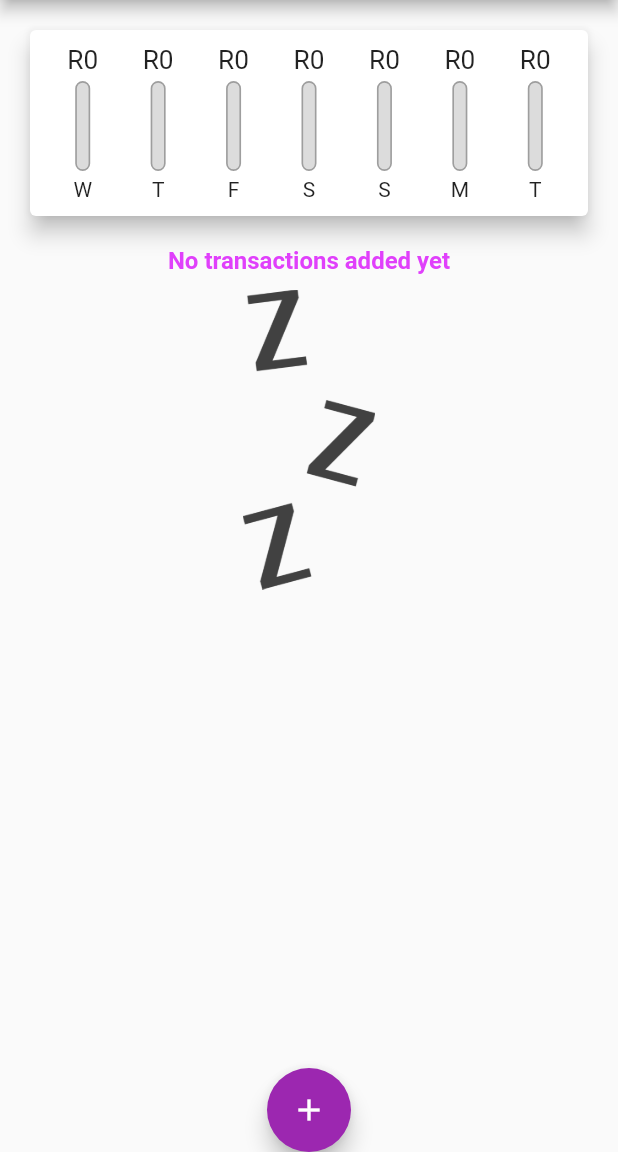
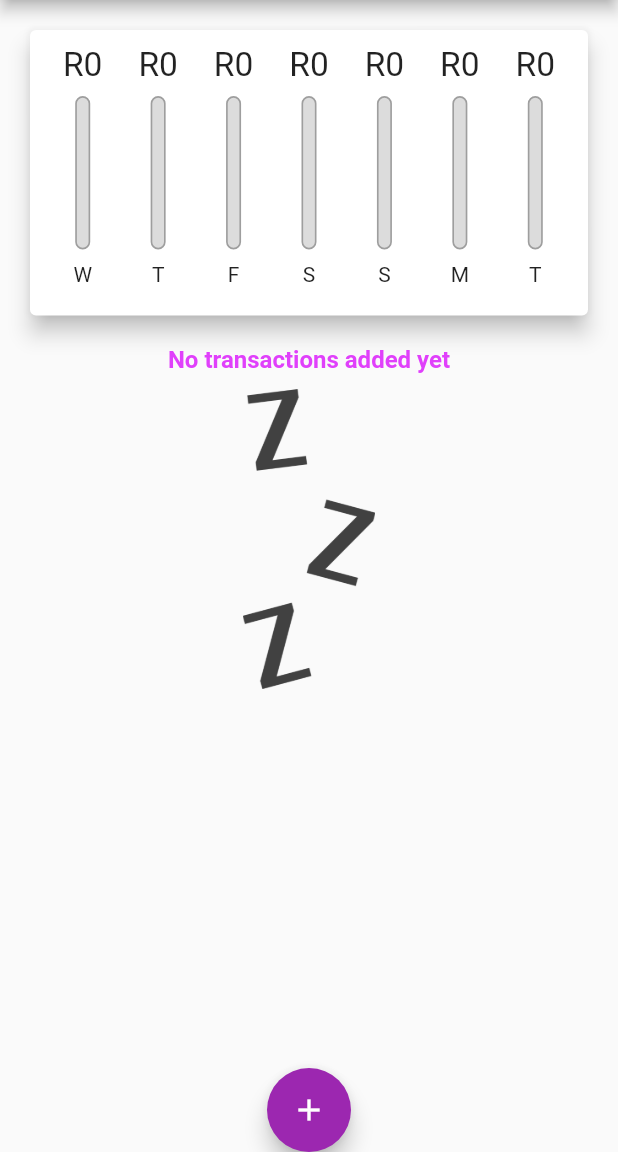
Before and after one commit to IMabuza/expense-planner-android, a Flutter app: the screen it shows after launch, on a phone screen of 412 x 824 dp, the part 84-1236 px from its top. Run offline on Flutter 3.47's test engine with Material 2 defaults, Android fonts, the phone set to English and light mode, and no system bars.

Commit message:
make app responsible

```diff
--- a/lib/main.dart
+++ b/lib/main.dart
@@ -1,11 +1,18 @@
+import 'package:flutter/gestures.dart';
 import 'package:flutter/material.dart';
+import 'package:flutter/services.dart';
 import 'package:planner_gas/widgets/TransactionList.dart';
 import 'package:planner_gas/widgets/chart.dart';
 import 'package:planner_gas/widgets/new_transaction.dart';
 
 import 'models/Transaction.dart';
 
-void main() => runApp(MyApp());
+void main() {
+  WidgetsFlutterBinding.ensureInitialized();
+  SystemChrome.setPreferredOrientations(
+      [DeviceOrientation.portraitUp, DeviceOrientation.portraitDown]);
+  runApp(MyApp());
+}
 
 class MyApp extends StatelessWidget {
   @override
@@ -66,23 +73,34 @@ class _MyHomePageState extends State<MyHomePage> {
 
   @override
   Widget build(BuildContext context) {
+    final appBar = AppBar(
+      title: const Text('Expense Planner'),
+      actions: [
+        IconButton(
+            onPressed: () => showAddTransactionBottomSheet(context),
+            icon: Icon(Icons.add))
+      ],
+    );
     return Scaffold(
-      appBar: AppBar(
-        title: const Text('Expense Planner'),
-        actions: [
-          IconButton(
-              onPressed: () => showAddTransactionBottomSheet(context),
-              icon: Icon(Icons.add))
-        ],
-      ),
+      appBar: appBar,
       body: SingleChildScrollView(
         child: Column(
           children: [
             Container(
               width: double.infinity,
-              child: Chart(_recentTransactions),
+              child: Container(
+                  height: (MediaQuery.of(context).size.height -
+                          appBar.preferredSize.height -
+                          MediaQuery.of(context).padding.top) *
+                      0.3,
+                  child: Chart(_recentTransactions)),
             ),
-            TransactionList(_userTransactions, _deleteTransaction)
+            Container(
+                height: (MediaQuery.of(context).size.height -
+                        appBar.preferredSize.height -
+                        MediaQuery.of(context).padding.top) *
+                    0.7,
+                child: TransactionList(_userTransactions, _deleteTransaction))
           ],
         ),
       ),
--- a/lib/widgets/TransactionList.dart
+++ b/lib/widgets/TransactionList.dart
@@ -9,9 +9,7 @@ class TransactionList extends StatelessWidget {
 
   @override
   Widget build(BuildContext context) {
-    return Container(
-        height: 400,
-        child: transactions.isEmpty
+    return transactions.isEmpty
         ? Column(
             children: [
               Text(
@@ -49,8 +47,8 @@ class TransactionList extends StatelessWidget {
                     transactions[index].title,
                     style: Theme.of(context).textTheme.headline6,
                   ),
-                      subtitle: Text(
-                          DateFormat.yMMMd().format(transactions[index].date)),
+                  subtitle:
+                      Text(DateFormat.yMMMd().format(transactions[index].date)),
                   trailing: IconButton(
                     icon: Icon(Icons.delete),
                     color: Theme.of(context).errorColor,
@@ -60,6 +58,6 @@ class TransactionList extends StatelessWidget {
               );
             },
             itemCount: transactions.length,
-              ));
+          );
   }
 }
--- a/lib/widgets/chart_bar.dart
+++ b/lib/widgets/chart_bar.dart
@@ -12,18 +12,19 @@ class ChartBar extends StatelessWidget {
 
   @override
   Widget build(BuildContext context) {
+    return LayoutBuilder(builder: (ctx, constraints) {
       return Column(
         children: [
           Container(
-            height: 20,
+              height: constraints.maxHeight * 0.15,
               child: FittedBox(
                   child: Text('R${spendingAmount.toStringAsFixed(0)}'))),
           SizedBox(
-          height: 4,
+            height: constraints.maxHeight * 0.05,
           ),
           Container(
             width: 10,
-          height: 60,
+            height: constraints.maxHeight * 0.6,
             child: Stack(
               children: [
                 Container(
@@ -44,10 +45,11 @@ class ChartBar extends StatelessWidget {
             ),
           ),
           SizedBox(
-          height: 4,
+            height: constraints.maxHeight * 0.05,
           ),
-        Text(label)
+          Container(height: constraints.maxHeight * 0.15, child: Text(label))
         ],
       );
+    });
   }
 }
```
Lines whose indentation alone changed are shown as unchanged.
